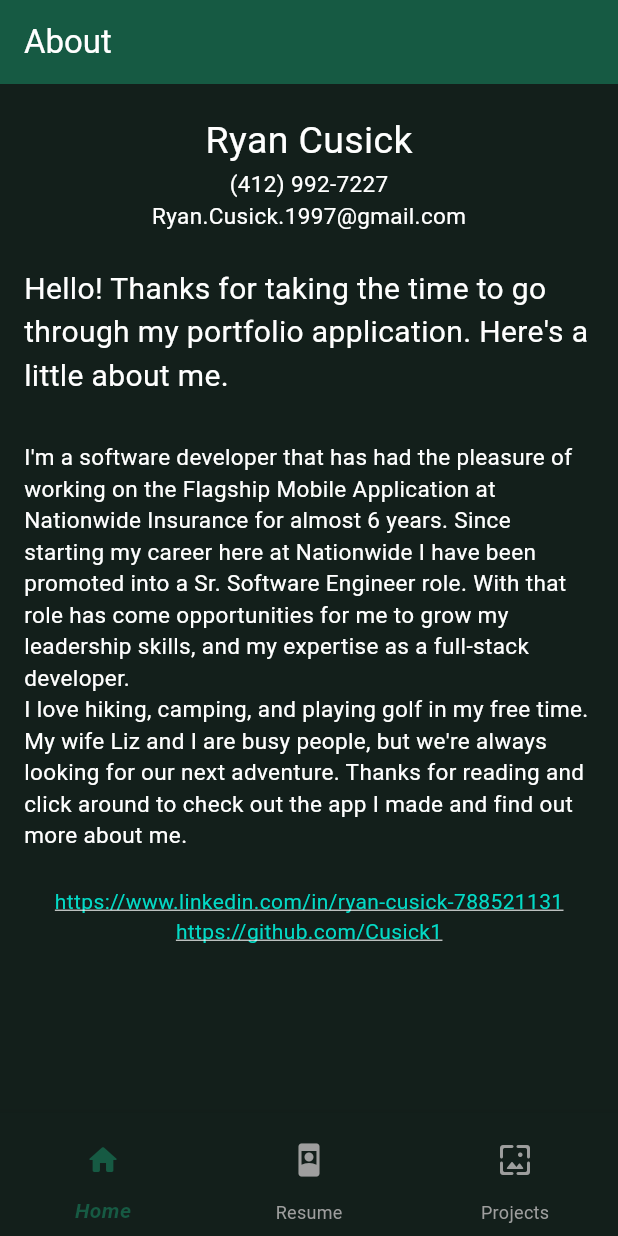
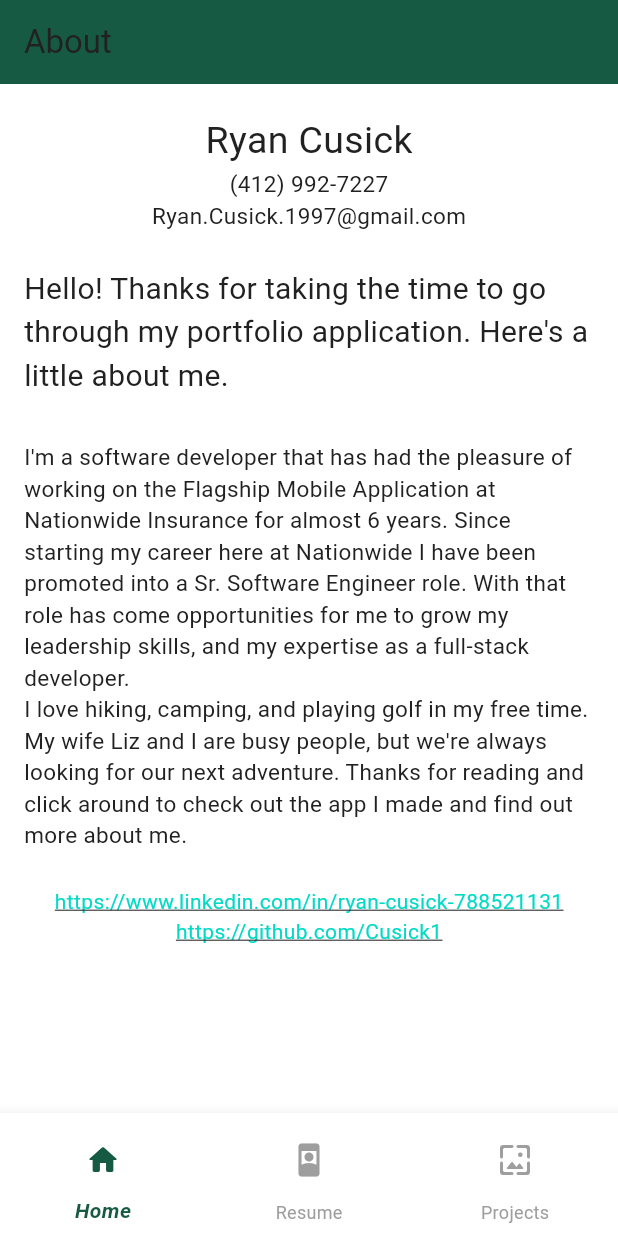
Before and after one commit to Cusick1/portfolio, a Flutter app: the screen it shows after launch, on a phone screen of 412 x 824 dp. Run offline on Flutter 3.47's test engine with Material 3 defaults, Android fonts, the phone set to English and light mode, and no system bars; our stand-ins replace flutter_bloc.

```diff
--- a/lib/main.dart
+++ b/lib/main.dart
@@ -16,12 +16,19 @@ class MyApp extends StatelessWidget {
     return MaterialApp(
       title: 'Flutter Demo',
       theme: ThemeData(
-        colorScheme: ColorScheme.dark(
-          primary: Color(0xFF165a43),
-          surface: Color(0xFF131f1b),
-          onSurface: Colors.white,
-          onSurfaceVariant: Colors.grey[500],
-        ),
+        colorScheme: MediaQuery.platformBrightnessOf(context) == Brightness.dark
+            ? ColorScheme.dark(
+                primary: Color(0xFF165a43),
+                surface: Color(0xFF131f1b),
+                onSurface: Colors.white,
+                onSurfaceVariant: Colors.grey[500],
+              )
+            : ColorScheme.light(
+                primary: Color(0xFF165a43),
+                surface: Colors.white,
+                onSurface: Colors.grey.shade900,
+                onSurfaceVariant: Colors.grey[500],
+              ),
         useMaterial3: true,
         // textTheme: TextTheme(),
         // iconButtonTheme: IconButtonThemeData(style: ButtonStyle(textStyle: ))
```
